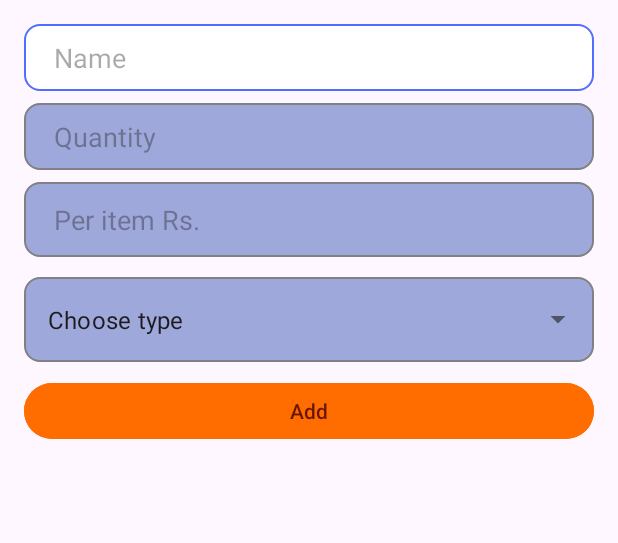
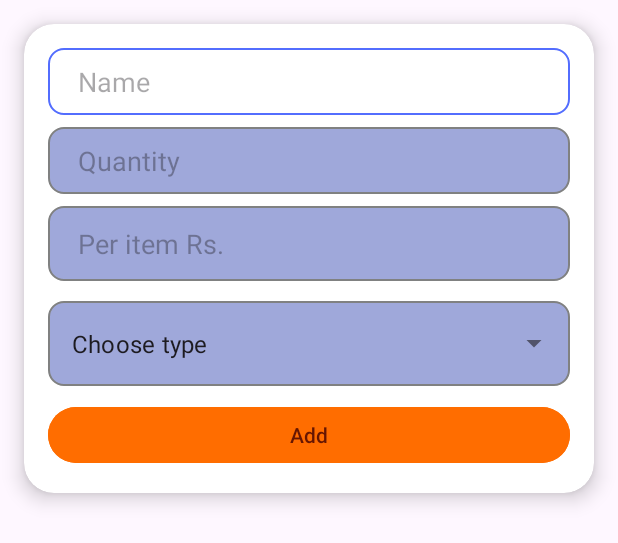
Before and after one commit to Aviraj1510/ShoppingApp, an Android app: the layout dialog_add_item.xml on its own in the app's theme, with its tools: preview values and no code run, on a phone screen of 412 x 824 dp. Shown: the top 543 px of the screen. Run offline under Robolectric (Android 15) with nearby library versions, the light colour scheme and no system bars.

Commit message:
Add New Functionality

```diff
--- a/app/src/main/java/com/example/shoppinglistjava/MainActivity.java
+++ b/app/src/main/java/com/example/shoppinglistjava/MainActivity.java
@@ -2,6 +2,8 @@ package com.example.shoppinglistjava;
 
 import android.app.AlertDialog;
 import android.content.Intent;
+import android.graphics.Color;
+import android.graphics.drawable.ColorDrawable;
 import android.os.Bundle;
 import android.view.MenuItem;
 import android.view.View;
@@ -79,6 +81,7 @@ public class MainActivity extends AppCompatActivity {
     private void openAddItemDialog() {
         AlertDialog.Builder builder = new AlertDialog.Builder(this);
         View dialogView = getLayoutInflater().inflate(R.layout.dialog_add_item, null);
+
         builder.setView(dialogView);
 
         EditText etName = dialogView.findViewById(R.id.editTextName);
@@ -93,6 +96,7 @@ public class MainActivity extends AppCompatActivity {
 
         AlertDialog dialog = builder.create();
         dialog.show(); // Show dialog first before setting button click listener
+        dialog.getWindow().setBackgroundDrawable(new ColorDrawable(Color.TRANSPARENT));
 
         buttonAdd.setOnClickListener(v -> {
             String name = etName.getText().toString().trim();
--- a/app/src/main/res/layout/dialog_add_item.xml
+++ b/app/src/main/res/layout/dialog_add_item.xml
@@ -1,11 +1,19 @@
 <?xml version="1.0" encoding="utf-8"?>
-<LinearLayout xmlns:android="http://schemas.android.com/apk/res/android"
+<androidx.cardview.widget.CardView
+    xmlns:android="http://schemas.android.com/apk/res/android"
+    xmlns:card_view="http://schemas.android.com/apk/res-auto"
     android:layout_width="match_parent"
     android:layout_height="wrap_content"
-    android:orientation="vertical"
-    android:padding="16dp">
+    card_view:cardCornerRadius="20dp"
+    card_view:cardElevation="8dp"
+    android:layout_margin="16dp">
+    <LinearLayout
+        android:orientation="vertical"
+        android:padding="16dp"
+        android:layout_width="match_parent"
+        android:layout_height="wrap_content">
 
-            <EditText
+    <EditText
                 android:id="@+id/editTextName"
                 android:layout_width="match_parent"
                 android:layout_height="wrap_content"
@@ -75,3 +83,4 @@
                 />
 
 </LinearLayout>
+</androidx.cardview.widget.CardView>
```
Also changed, not shown: app/src/main/res/drawable/dialog_background.xml (added, +10 -0 lines).
